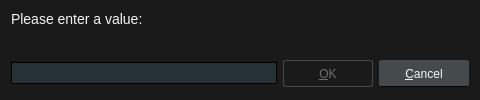
Before: the Qt Designer form src/ui/inputdialog.ui in u8sand/Baka-MPlayer, drawn with Qt 5.
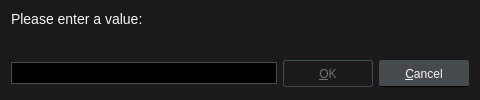
After: the same form once the commit is applied.

Patch:
```diff
--- a/src/ui/inputdialog.ui
+++ b/src/ui/inputdialog.ui
@@ -23,8 +23,8 @@
 /* QLineEdit */
 
 QLineEdit {
-	background: #263238;
-	border: 1px solid black;
+	background: #000;
+	border: 1px solid #454A4D;
 	padding: 2px;
 }
 QLineEdit:focus {
```
